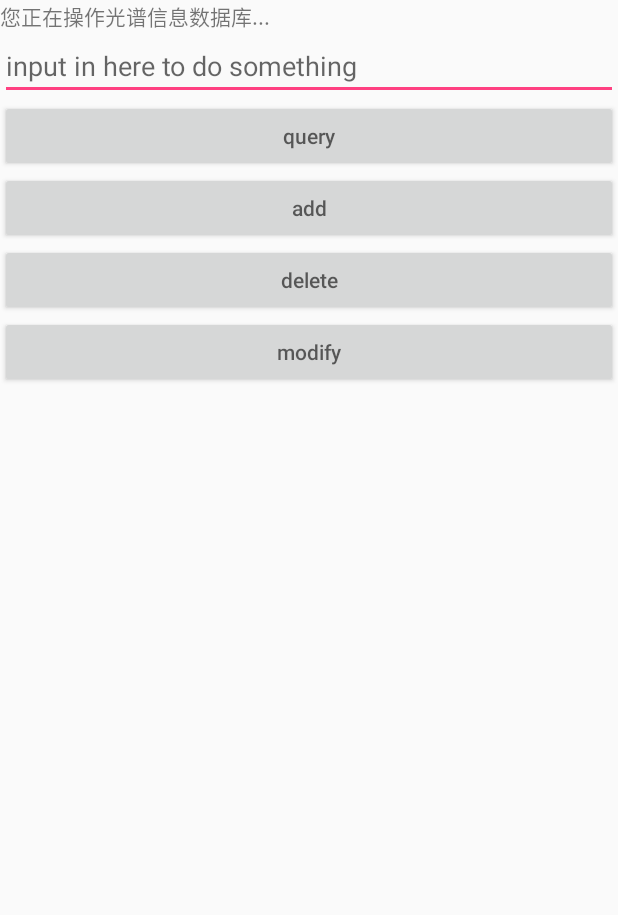
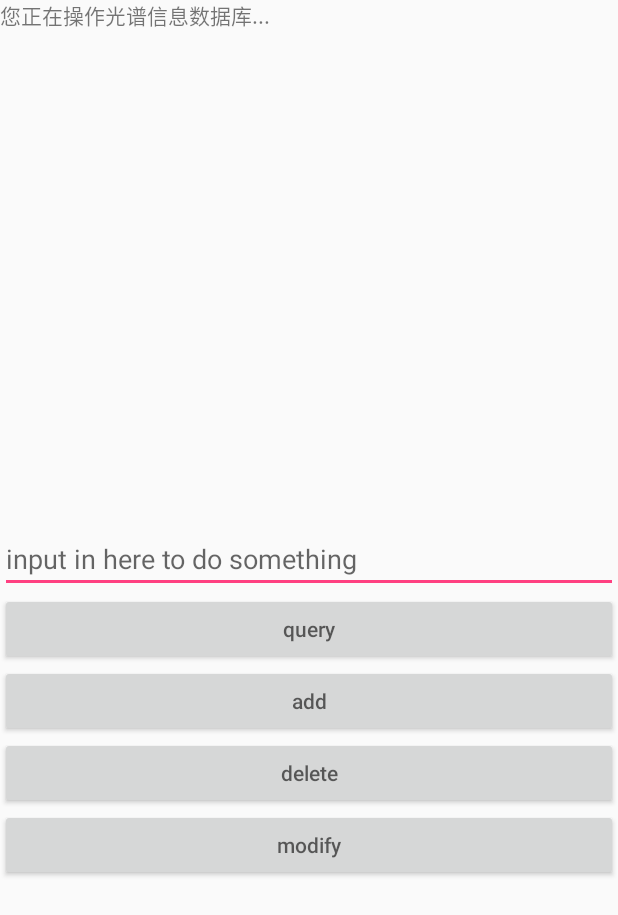
Before and after one commit to maelook/smartone, an Android app: the screen it shows after launch (dataBaseTest), after a tap on an icon or button, on a phone screen of 412 x 824 dp. Shown: the top 915 px of the screen. Run offline under Robolectric (Android 15) with nearby library versions, the phone set to English and light mode, and no system bars; 4 statements that could not run were skipped.

Commit message:
update SQLite part

```diff
--- a/app/src/main/java/com/maelook/View/MainActivity.java
+++ b/app/src/main/java/com/maelook/View/MainActivity.java
@@ -29,7 +29,6 @@ public class MainActivity extends AppCompatActivity {
             public void onClick(View v) {
                 Intent i = new Intent(MainActivity.this, dataBaseTest.class);
                 startActivity(i);
-
             }
         });
 
--- a/app/src/main/java/com/maelook/Widget/maeChartFragment/BaseChartView.java
+++ b/app/src/main/java/com/maelook/Widget/maeChartFragment/BaseChartView.java
@@ -5,6 +5,7 @@ import android.graphics.Canvas;
 import android.graphics.Paint;
 import android.graphics.Path;
 import android.util.AttributeSet;
+import android.util.Log;
 import android.view.View;
 
 import com.maelook.Bean.point;
@@ -17,6 +18,12 @@ import java.util.ArrayList;
  */
 
 public abstract class BaseChartView extends View {
+
+    private int padding;
+    private int paddingtop;
+    private int paddingleft;
+    private int paddingright;
+    private int paddingbottom;
 
     public BaseChartView(Context context, AttributeSet attrs) {
         super(context, attrs);
@@ -35,6 +42,8 @@ public abstract class BaseChartView extends View {
     @Override
     protected void onDraw(Canvas canvas) {
         super.onDraw(canvas);
+
+        init();
 
         // 绘制坐标轴和网格
         int padding = 50;
@@ -66,9 +75,32 @@ public abstract class BaseChartView extends View {
 
         //网格
 
+    }
+
+    //dp to px
+    private int dpToPx(float dp){
+        float scale =getResources().getDisplayMetrics().density;
+        return (int) (dp*scale + 0.5f);
+    }
+
+    public void init(){
+        this.paddingleft = dpToPx(this.getPaddingLeft());
+        this.paddingbottom = dpToPx(this.getPaddingBottom());
+        this.paddingright = dpToPx(this.getPaddingRight());
+        this.paddingtop = dpToPx(this.getPaddingTop());
+        Log.e("padding","end:"+this.getPaddingEnd()+
+                "\nstart:"+this.getPaddingStart()+
+                "\nbottompaddingoffset"+this.getBottomPaddingOffset()+
+                "\nleftpaddingoffset"+this.getLeftPaddingOffset()+
+                "\nrightoffset"+this.getRightPaddingOffset()+
+                "\ntopoffset"+this.getTopPaddingOffset()+
+                "\ntop"+this.paddingtop+
+                "\nbottom"+this.paddingbottom+
+                "\nleft"+this.paddingleft+
+                "\nright"+this.paddingright+
+                "\npadding"+this.padding);
+    }
 
 
 
-
-    }
 }
--- a/app/src/main/res/layout/activity_main.xml
+++ b/app/src/main/res/layout/activity_main.xml
@@ -5,12 +5,14 @@
     android:layout_width="match_parent"
     android:layout_height="match_parent"
     android:orientation="vertical"
+    android:padding="4dp"
     tools:context="com.maelook.View.MainActivity">
 
     <com.maelook.Widget.maeChartFragment.spectralCurveChart
         android:id="@+id/res"
         android:layout_width="320dp"
-        android:layout_height="300dp" />
+        android:layout_height="300dp"
+        android:padding="4dp" />
 
     <Button
         android:layout_width="match_parent"
--- a/app/src/main/res/layout/data_show.xml
+++ b/app/src/main/res/layout/data_show.xml
@@ -5,36 +5,41 @@
     android:orientation="vertical">
 
     <TextView
+        android:id="@+id/show"
+        android:layout_width="400dp"
+        android:layout_height="350dp"
+        android:maxHeight="350dp"
+        android:text="您正在操作光谱信息数据库...\n" />
+
+    <EditText
+        android:id="@+id/input"
         android:layout_width="match_parent"
         android:layout_height="wrap_content"
-        android:text="您正在操作光谱信息数据库..."
-        android:maxHeight="350dp"
-        android:id="@+id/show"/>
-    <EditText
+        android:hint="input in here to do something" />
+
+    <Button
+        android:id="@+id/query"
         android:layout_width="match_parent"
         android:layout_height="wrap_content"
-        android:id="@+id/input"
-        android:hint="input in here to do something"/>
+        android:hint="query" />
+
     <Button
+        android:id="@+id/add"
         android:layout_width="match_parent"
         android:layout_height="wrap_content"
-        android:hint="query"
-        android:id="@+id/query"/>
+        android:hint="add" />
+
     <Button
+        android:id="@+id/delete"
         android:layout_width="match_parent"
         android:layout_height="wrap_content"
-        android:hint="add"
-        android:id="@+id/add"/>
+        android:hint="delete" />
+
     <Button
+        android:id="@+id/modify"
         android:layout_width="match_parent"
         android:layout_height="wrap_content"
-        android:hint="delete"
-        android:id="@+id/delete"/>
-    <Button
-        android:layout_width="match_parent"
-        android:layout_height="wrap_content"
-        android:hint="modify"
-        android:id="@+id/modify"/>
+        android:hint="modify" />
 
 
 </LinearLayout>
```
Also changed, not shown: app/src/main/java/com/maelook/Bean/singleRecord.java (+5 -13 lines), app/src/main/java/com/maelook/View/dataBaseTest.java (+22 -13 lines), app/src/main/java/com/maelook/daoBean/singleRecordDao.java (+140 -147 lines).
